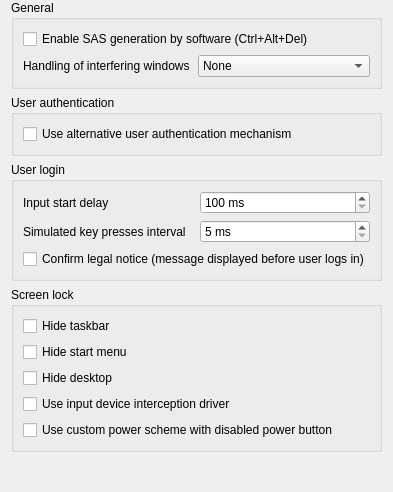
Before: the Qt Designer form plugins/platform/windows/WindowsPlatformConfigurationPage.ui in Pilm404/veyon, drawn with Qt 5.
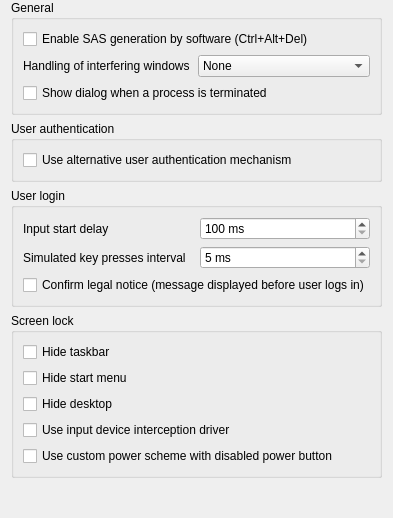
After: the same form once the commit is applied. Icons and pictures are not drawn.

Commit message: WindowsSessionFunctions: show notification when a process is terminated

Diff of the .ui file:
```diff
--- a/plugins/platform/windows/WindowsPlatformConfigurationPage.ui
+++ b/plugins/platform/windows/WindowsPlatformConfigurationPage.ui
@@ -59,6 +59,13 @@
         </item>
        </layout>
       </item>
+      <item>
+       <widget class="QCheckBox" name="showTerminateProcessDialog">
+        <property name="text">
+         <string>Show dialog when a process is terminated</string>
+        </property>
+       </widget>
+      </item>
      </layout>
     </widget>
    </item>
```
The commit also changes 3 other files.
